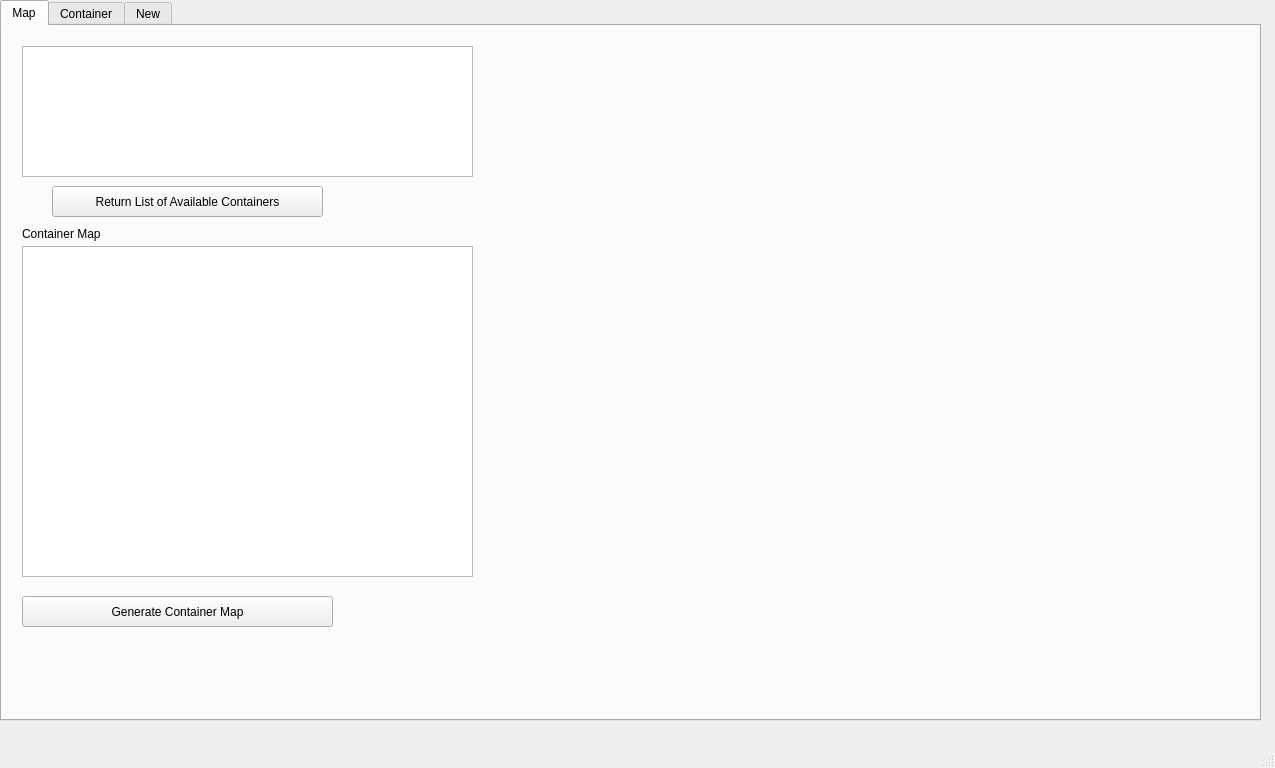
inexplicable01/saga, file Graphics/SagaGui.ui: the form before one commit.
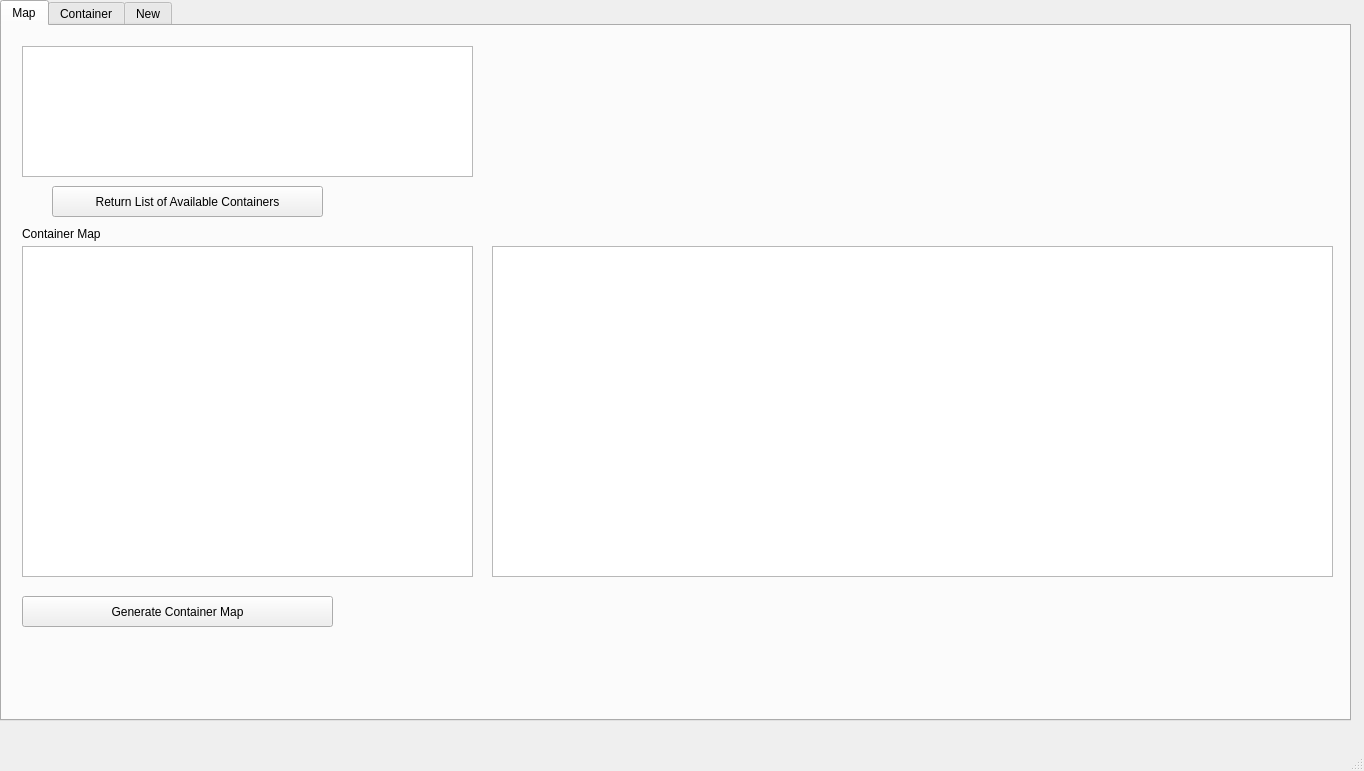
The form after the commit.

```diff
--- a/Graphics/SagaGui.ui
+++ b/Graphics/SagaGui.ui
@@ -6,8 +6,8 @@
    <rect>
     <x>0</x>
     <y>0</y>
-    <width>1275</width>
-    <height>768</height>
+    <width>1364</width>
+    <height>771</height>
    </rect>
   </property>
   <property name="windowTitle">
@@ -35,7 +35,7 @@
      <rect>
       <x>0</x>
       <y>0</y>
-      <width>1261</width>
+      <width>1351</width>
       <height>721</height>
      </rect>
     </property>
@@ -114,6 +114,16 @@
        <string>Generate Container Map</string>
       </property>
      </widget>
+     <widget class="QGraphicsView" name="detailsMapView">
+      <property name="geometry">
+       <rect>
+        <x>490</x>
+        <y>220</y>
+        <width>841</width>
+        <height>331</height>
+       </rect>
+      </property>
+     </widget>
     </widget>
     <widget class="QWidget" name="Container">
      <attribute name="title">
```
Left out of the diff: 4 changed lines with no effect on the pictures.
